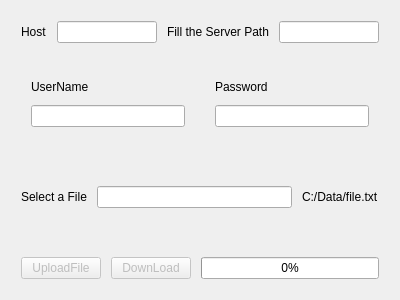
This is TestFolderSetServer.ui in alvine24/TestFolderServer as Qt 5 draws it before an edit. The edited form follows.
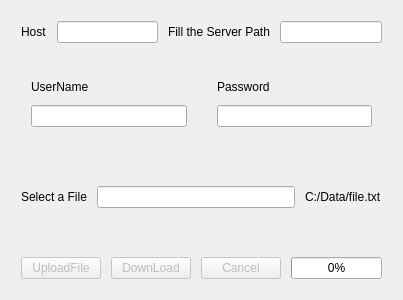
This is the edited form.

Patch:
```diff
--- a/TestFolderSetServer.ui
+++ b/TestFolderSetServer.ui
@@ -207,6 +207,16 @@
        </property>
       </widget>
      </item>
+     <item>
+      <widget class="QPushButton" name="cancelPushButton">
+       <property name="enabled">
+        <bool>false</bool>
+       </property>
+       <property name="text">
+        <string>Cancel</string>
+       </property>
+      </widget>
+     </item>
      <item>
       <widget class="QProgressBar" name="progressBar">
        <property name="value">
```
